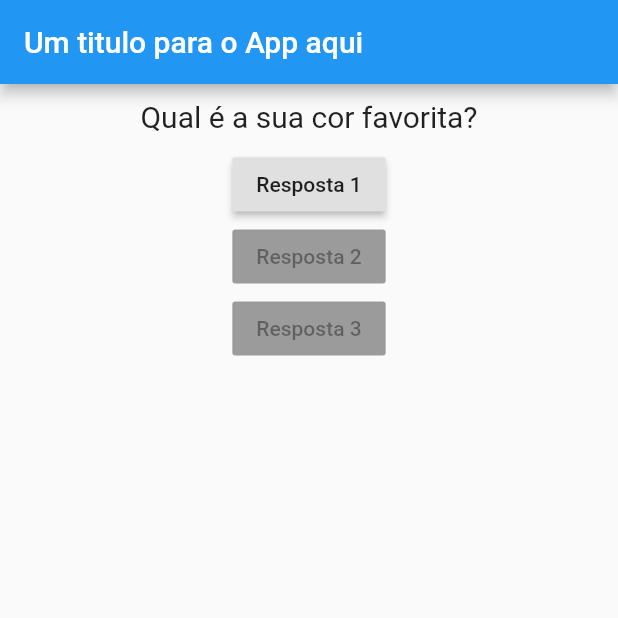
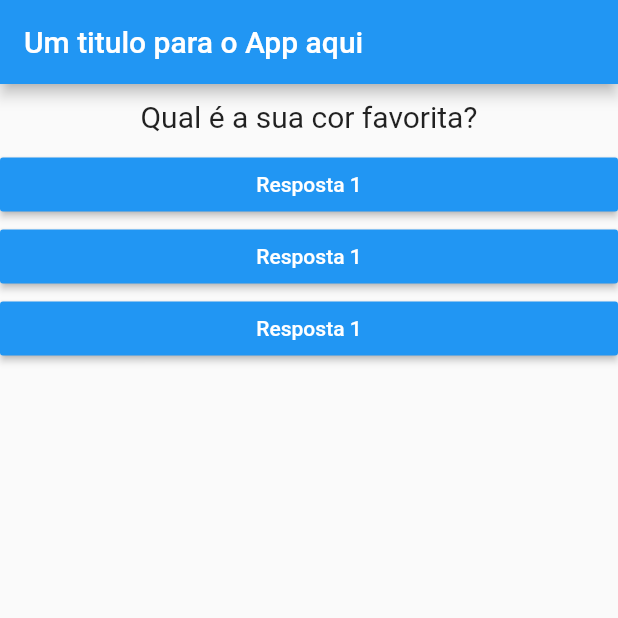
Before and after one commit to arturguitelar/flutter-crash-course-for-beginners-2020-academind, a Flutter app: the screen it shows after launch, on a phone screen of 412 x 824 dp, the top half of it. Run offline on Flutter 3.47's test engine with Material 2 defaults, Android fonts, the phone set to English and light mode, and no system bars.

Commit message:
⚙️refactor: Widget de resposta
Extrai o botão de respostas do main para um widget separado.
Adiciona estilos no botão.

```diff
--- /dev/null
+++ b/lib/answer.dart
@@ -0,0 +1,18 @@
+import 'package:flutter/material.dart';
+
+class Answer extends StatelessWidget {
+  final Function selectHandler;
+  Answer(this.selectHandler);
+  @override
+  Widget build(BuildContext context) {
+    return Container(
+      width: double.infinity,
+      child: RaisedButton(
+        color: Colors.blue,
+        textColor: Colors.white,
+        child: Text('Resposta 1'),
+        onPressed: selectHandler,
+      ),
+    );
+  }
+}
--- a/lib/main.dart
+++ b/lib/main.dart
@@ -1,6 +1,7 @@
 import 'package:flutter/material.dart';
 
 import './question.dart';
+import './answer.dart';
 
 void main() => runApp(MyApp());
 
@@ -28,18 +29,9 @@ class _MyAppState extends State<MyApp> {
         body: Column(
           children: [
             Question(questions[_questionIndex]),
-            RaisedButton(
-              child: Text('Resposta 1'),
-              onPressed: _answerQuestion,
-            ),
-            RaisedButton(
-              child: Text('Resposta 2'),
-              onPressed: null,
-            ),
-            RaisedButton(
-              child: Text('Resposta 3'),
-              onPressed: null,
-            ),
+            Answer(_answerQuestion),
+            Answer(_answerQuestion),
+            Answer(_answerQuestion),
           ],
         ),
       ),
```
